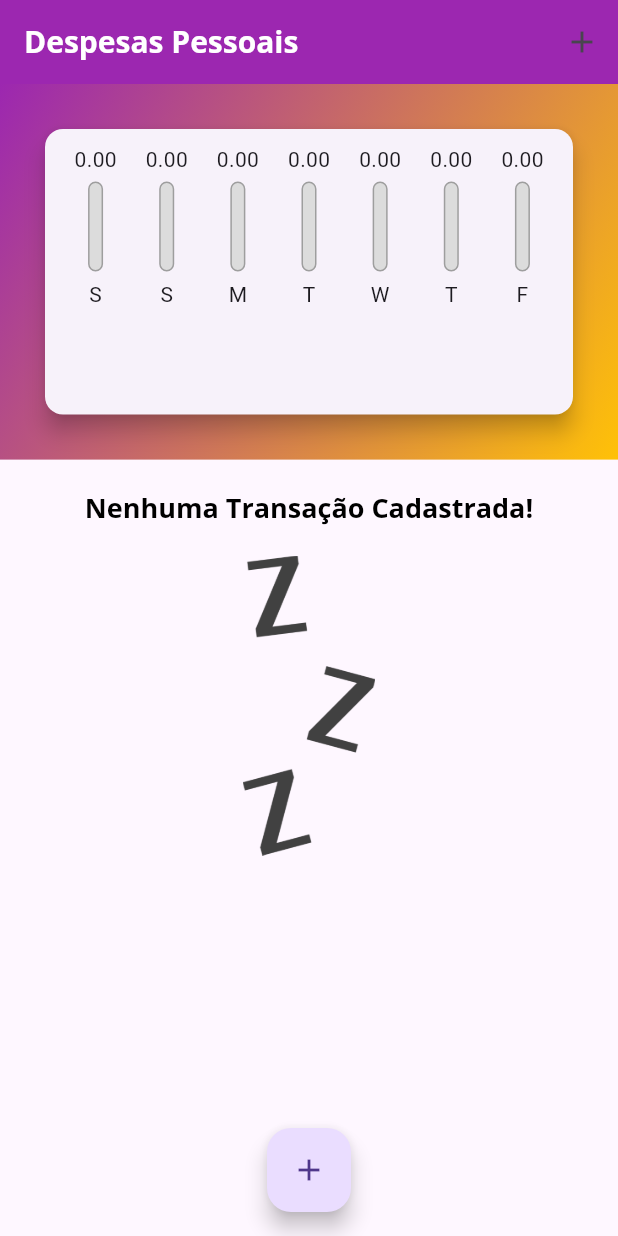
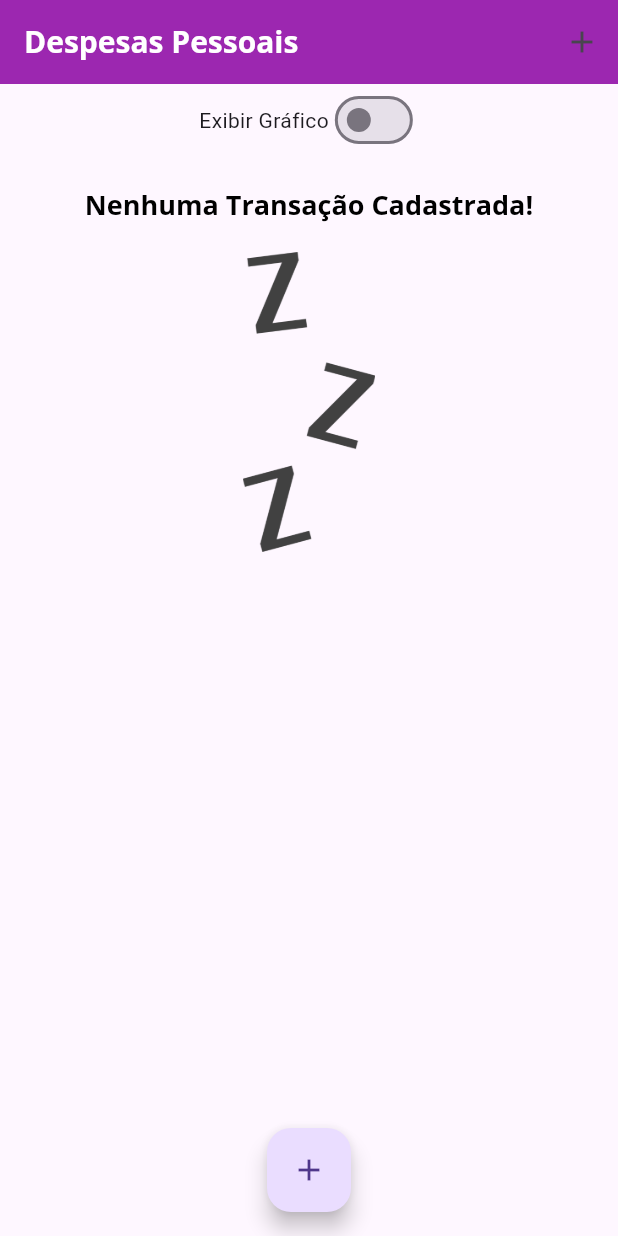
Before and after one commit to ThiagoCostaD/expenses, a Flutter app: the screen it shows after launch, on a phone screen of 412 x 824 dp. Run offline on Flutter 3.47's test engine with Material 3 defaults, Android fonts, the light colour scheme and no system bars.

Commit message:
mudanças no modo paisagem p1

```diff
--- a/lib/components/chart_bar.dart
+++ b/lib/components/chart_bar.dart
@@ -14,17 +14,18 @@ class ChartBar extends StatelessWidget {
 
   @override
   Widget build(BuildContext context) {
+    return LayoutBuilder(builder: (ctx, constraints) {
       return Column(
         children: <Widget>[
           SizedBox(
-          height: 20,
+            height: constraints.maxHeight * 0.15,
             child: FittedBox(
               child: Text(value.toStringAsFixed(2)),
             ),
           ),
-        const SizedBox(height: 5),
+          SizedBox(height: constraints.maxHeight * 0.05),
           SizedBox(
-          height: 60,
+            height: constraints.maxHeight * 0.6,
             width: 10,
             child: Stack(
               alignment: Alignment.bottomCenter,
@@ -52,9 +53,15 @@ class ChartBar extends StatelessWidget {
               ],
             ),
           ),
-        const SizedBox(height: 5),
-        Text(label),
+          SizedBox(height: constraints.maxHeight * 0.05),
+          SizedBox(
+            height: constraints.maxHeight * 0.15,
+            child: FittedBox(
+              child: Text(label),
+            ),
+          ),
         ],
       );
+    });
   }
 }
--- a/lib/main.dart
+++ b/lib/main.dart
@@ -50,6 +50,7 @@ class MyHomePage extends StatefulWidget {
 
 class _MyHomePageState extends State<MyHomePage> {
   final List<Transaction> _transactions = [];
+  bool _showChart = false;
 
   List<Transaction> get _recentTransactions {
     return _transactions.where((tr) {
@@ -121,7 +122,9 @@ class _MyHomePageState extends State<MyHomePage> {
   @override
   Widget build(BuildContext context) {
     final appBar = AppBar(
-      title: const Text('Despesas Pessoais'),
+      title: const Text(
+        'Despesas Pessoais',
+      ),
       actions: [
         IconButton(
           icon: const Icon(Icons.add),
@@ -140,6 +143,21 @@ class _MyHomePageState extends State<MyHomePage> {
         child: Column(
           crossAxisAlignment: CrossAxisAlignment.stretch,
           children: [
+            Row(
+              mainAxisAlignment: MainAxisAlignment.center,
+              children: [
+                const Text('Exibir Gráfico'),
+                Switch(
+                  value: _showChart,
+                  onChanged: (value) {
+                    setState(() {
+                      _showChart = value;
+                    });
+                  },
+                ),
+              ],
+            ),
+            if (_showChart)
               Container(
                 padding: const EdgeInsets.all(10),
                 decoration: const BoxDecoration(
@@ -150,11 +168,12 @@ class _MyHomePageState extends State<MyHomePage> {
                   ),
                 ),
                 child: SizedBox(
-                  height: availableHeight * 0.3,
+                    height: availableHeight * 0.25,
                     child: Chart(_recentTransactions)),
               ),
+            if (!_showChart)
               SizedBox(
-              height: availableHeight * 0.7,
+                height: availableHeight * 0.75,
                 child: TransactionList(
                   _transactions,
                   _removeTransaction,
```
Lines whose indentation alone changed are shown as unchanged.
